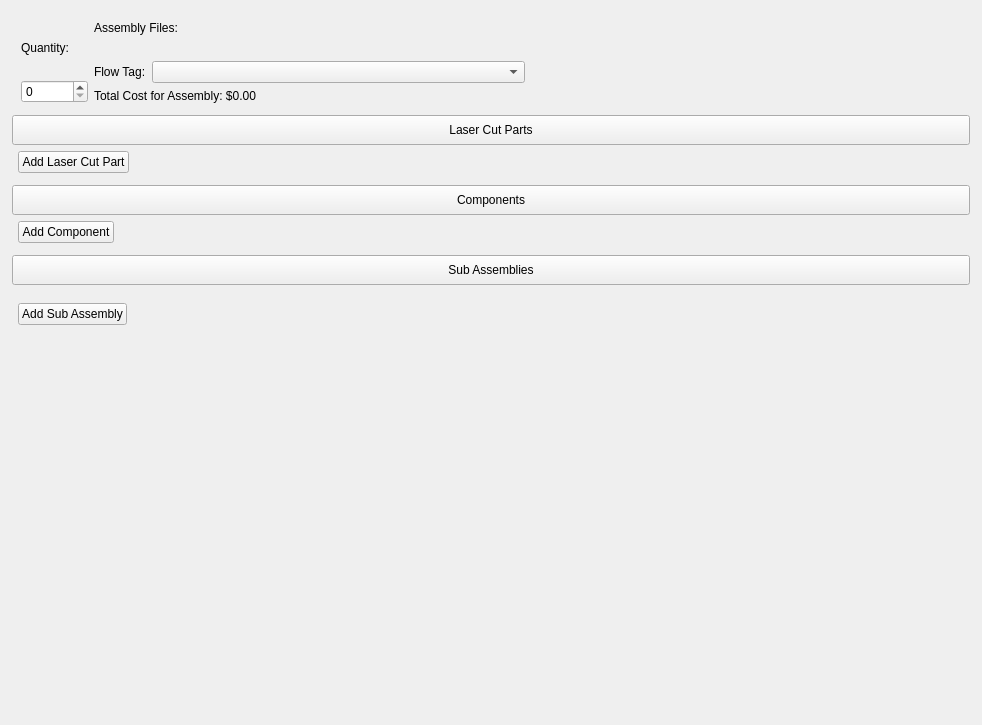
Qt form ui/widgets/assembly_widget.ui (TheCodingJsoftware/Invigo) before a commit.
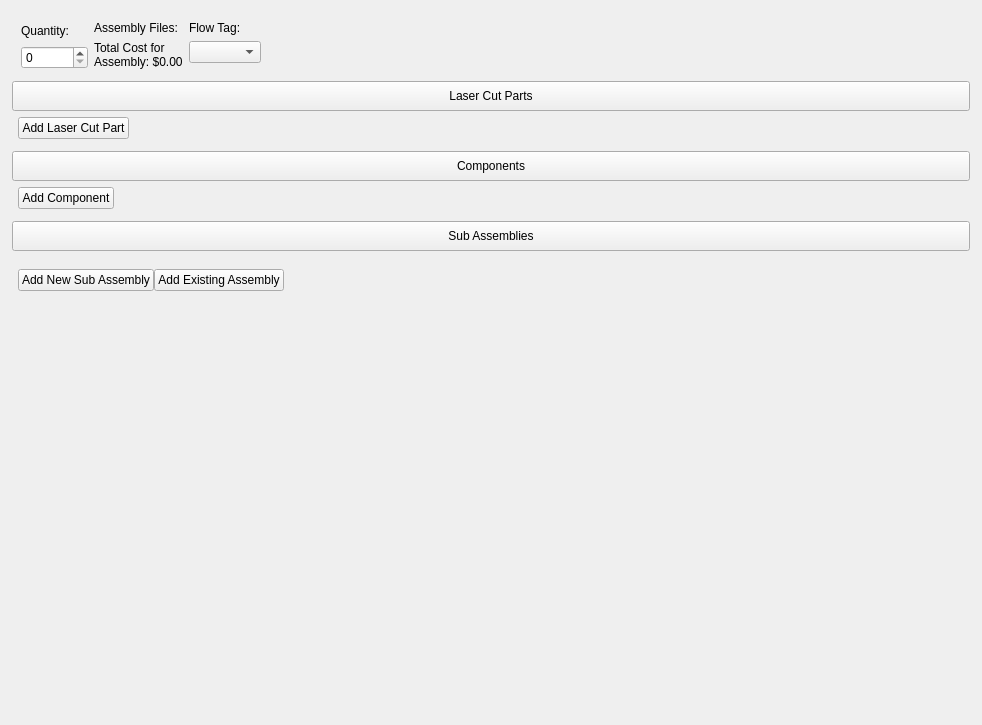
The same form after that commit.

The edit to the form file:
```diff
--- a/ui/widgets/assembly_widget.ui
+++ b/ui/widgets/assembly_widget.ui
@@ -72,7 +72,7 @@
             <verstretch>0</verstretch>
            </sizepolicy>
           </property>
-          <layout class="QHBoxLayout" name="horizontalLayout">
+          <layout class="QHBoxLayout" name="horizontalLayout" stretch="0,0,0,0">
            <property name="bottomMargin">
             <number>6</number>
            </property>
@@ -129,36 +129,6 @@
                <item>
                 <layout class="QHBoxLayout" name="assembly_files_layout"/>
                </item>
-               <item>
-                <spacer name="horizontalSpacer_5">
-                 <property name="orientation">
-                  <enum>Qt::Orientation::Horizontal</enum>
-                 </property>
-                 <property name="sizeHint" stdset="0">
-                  <size>
-                   <width>40</width>
-                   <height>20</height>
-                  </size>
-                 </property>
-                </spacer>
-               </item>
-              </layout>
-             </item>
-             <item>
-              <layout class="QHBoxLayout" name="horizontalLayout_2" stretch="0,1">
-               <item>
-                <widget class="QLabel" name="label">
-                 <property name="text">
-                  <string>Flow Tag:</string>
-                 </property>
-                 <property name="buddy">
-                  <cstring>comboBox_assembly_flow_tag</cstring>
-                 </property>
-                </widget>
-               </item>
-               <item>
-                <widget class="QComboBox" name="comboBox_assembly_flow_tag"/>
-               </item>
               </layout>
              </item>
              <item>
@@ -177,6 +147,21 @@
             </layout>
            </item>
            <item>
+            <layout class="QVBoxLayout" name="verticalLayout_16">
+             <item>
+              <widget class="QLabel" name="label">
+               <property name="text">
+                <string>Flow Tag:</string>
+               </property>
+               <property name="buddy">
+                <cstring>comboBox_assembly_flow_tag</cstring>
+               </property>
+              </widget>
+             </item>
+             <item>
+              <widget class="QComboBox" name="comboBox_assembly_flow_tag"/>
+             </item>
+             <item>
             <widget class="QWidget" name="paint_widget" native="true">
              <layout class="QVBoxLayout" name="verticalLayout">
               <property name="leftMargin">
@@ -201,6 +186,8 @@
              </layout>
             </widget>
            </item>
+            </layout>
+           </item>
            <item>
             <spacer name="horizontalSpacer">
              <property name="orientation">
@@ -514,7 +501,20 @@
                   </sizepolicy>
                  </property>
                  <property name="text">
-                  <string>Add Sub Assembly</string>
+                  <string>Add New Sub Assembly</string>
+                 </property>
+                </widget>
+               </item>
+               <item row="0" column="1">
+                <widget class="QPushButton" name="add_existing_assembly_button">
+                 <property name="sizePolicy">
+                  <sizepolicy hsizetype="Fixed" vsizetype="Fixed">
+                   <horstretch>0</horstretch>
+                   <verstretch>0</verstretch>
+                  </sizepolicy>
+                 </property>
+                 <property name="text">
+                  <string>Add Existing Assembly</string>
                  </property>
                 </widget>
                </item>
```
Left out of the diff: 4 changed lines with no effect on the pictures. Lines whose indentation alone changed are shown as unchanged.
